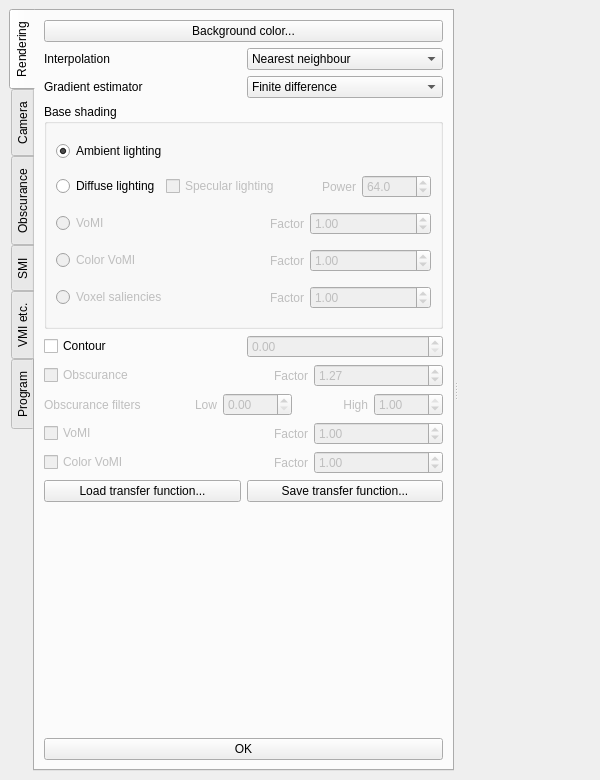
Above: starviewer/src/extensions/playground/experimental3d/qexperimental3dextensionbase.ui from starviewer-medical/starviewer before the change. Below: the same form after it.
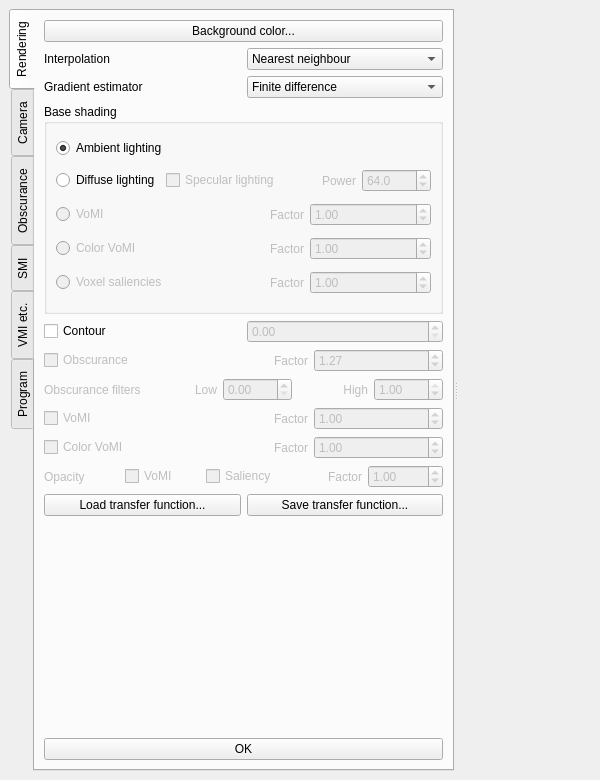
That is the form after the change. Custom widgets are drawn as their Qt base class.

Commit message: ENH: Es pot regular l'opacitat segons la VoMI i la saliency.

Patch:
```diff
--- a/starviewer/src/extensions/playground/experimental3d/qexperimental3dextensionbase.ui
+++ b/starviewer/src/extensions/playground/experimental3d/qexperimental3dextensionbase.ui
@@ -559,6 +559,69 @@
           </item>
          </layout>
         </item>
+        <item>
+         <layout class="QHBoxLayout" name="horizontalLayout" >
+          <item>
+           <widget class="QLabel" name="m_opacityLabel" >
+            <property name="enabled" >
+             <bool>false</bool>
+            </property>
+            <property name="text" >
+             <string>Opacity</string>
+            </property>
+           </widget>
+          </item>
+          <item>
+           <widget class="QCheckBox" name="m_opacityVomiCheckBox" >
+            <property name="enabled" >
+             <bool>false</bool>
+            </property>
+            <property name="text" >
+             <string>VoMI</string>
+            </property>
+           </widget>
+          </item>
+          <item>
+           <widget class="QCheckBox" name="m_opacitySaliencyCheckBox" >
+            <property name="enabled" >
+             <bool>false</bool>
+            </property>
+            <property name="text" >
+             <string>Saliency</string>
+            </property>
+           </widget>
+          </item>
+          <item>
+           <widget class="QLabel" name="m_opacityFactorLabel" >
+            <property name="enabled" >
+             <bool>false</bool>
+            </property>
+            <property name="text" >
+             <string>Factor</string>
+            </property>
+            <property name="alignment" >
+             <set>Qt::AlignRight|Qt::AlignTrailing|Qt::AlignVCenter</set>
+            </property>
+           </widget>
+          </item>
+          <item>
+           <widget class="QDoubleSpinBox" name="m_opacityFactorDoubleSpinBox" >
+            <property name="enabled" >
+             <bool>false</bool>
+            </property>
+            <property name="maximum" >
+             <double>100.000000000000000</double>
+            </property>
+            <property name="singleStep" >
+             <double>0.100000000000000</double>
+            </property>
+            <property name="value" >
+             <double>1.000000000000000</double>
+            </property>
+           </widget>
+          </item>
+         </layout>
+        </item>
         <item>
          <layout class="QHBoxLayout" >
           <property name="spacing" >
```
The commit also changes 10 other files.
